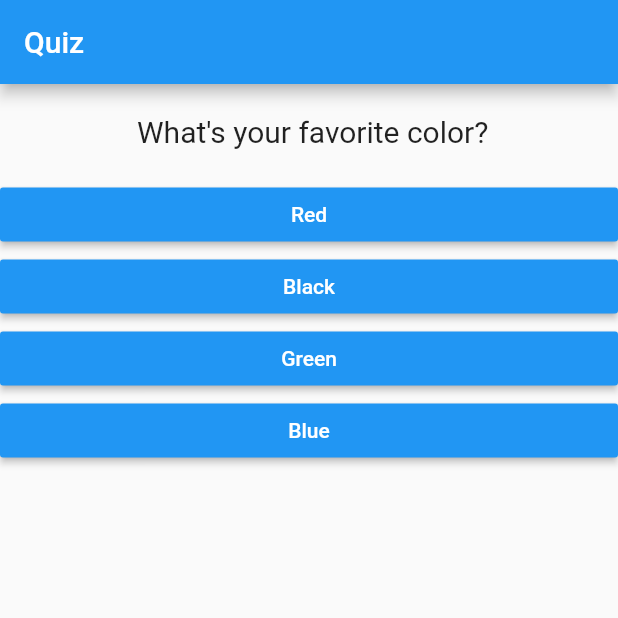
After one commit to bhavikvashi1804/flutter-quiz, a Flutter app: the screen it shows after launch, on a phone screen of 412 x 824 dp, the top half of it. The commit adds this screen. Run offline on Flutter 3.47's test engine with Material 2 defaults, Android fonts, the phone set to English and light mode, and no system bars.

Commit message:
Clean main.dart

```diff
--- a/lib/main.dart
+++ b/lib/main.dart
@@ -1,7 +1,6 @@
 import 'package:flutter/material.dart';
 
-import './question.dart';
-import './answer.dart';
+import './quiz.dart';
 
 void main() => runApp(MyApp());
 
@@ -62,22 +61,7 @@ class _MyHomePageState extends State<MyHomePage> {
       appBar: AppBar(
         title: Text("Quiz"),
       ),
-      body: (_questionIndex<_questions.length)?Center(
-        child: Column(
-          children: <Widget>[
-            QuestionWidget(_questions[_questionIndex]['questionText']),
-            ...(_questions[_questionIndex]['answers'] as List<String>).map(
-              (answer){
-                return Answer(answer,_answerQ);
-              }
-            ).toList()
-
-            //here we have used spread operator to add answer widget list with question
-            //.map is used to map one element
-            //here .map takes one element and provide it to Answer widget
-          ],
-        ),
-      ):
+      body: (_questionIndex<_questions.length)?Quiz(_questions,_answerQ,_questionIndex):
       Center(child: Text('You did it'),),
      );
   }
--- /dev/null
+++ b/lib/quiz.dart
@@ -0,0 +1,34 @@
+import 'package:flutter/material.dart';
+
+import './question.dart';
+import './answer.dart';
+
+
+class Quiz extends StatelessWidget {
+
+  final List<Map <String,Object> >_questions;
+  final Function _onPress;
+  final int _questionIndex;
+
+  Quiz(this._questions,this._onPress,this._questionIndex);
+
+  @override
+  Widget build(BuildContext context) {
+    return Center(
+        child: Column(
+          children: <Widget>[
+            QuestionWidget(_questions[_questionIndex]['questionText']),
+            ...(_questions[_questionIndex]['answers'] as List<String>).map(
+              (answer){
+                return Answer(answer,_onPress);
+              }
+            ).toList()
+
+            //here we have used spread operator to add answer widget list with question
+            //.map is used to map one element
+            //here .map takes one element and provide it to Answer widget
+          ],
+        ),
+      );
+  }
+}
```
